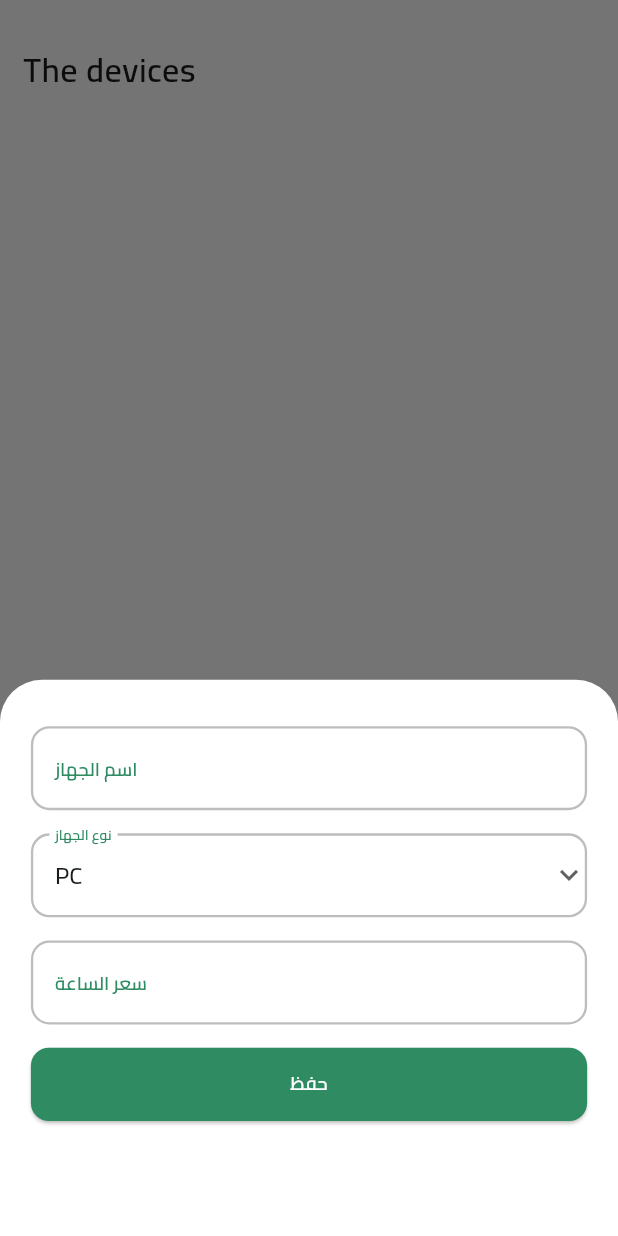
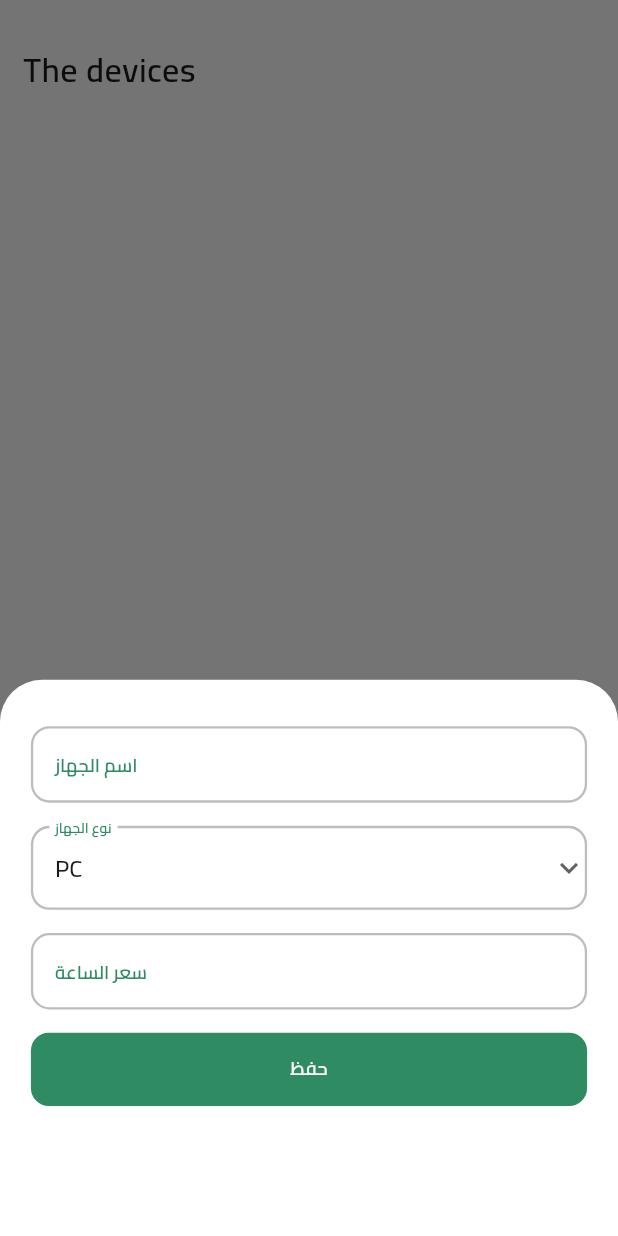
Before and after one commit to Halakadour/game_room_app, a Flutter app: the screen it shows after launch, after a tap on the "add" icon, on a phone screen of 412 x 824 dp. Run offline on Flutter 3.47's test engine with Material 3 defaults, Android fonts, the phone set to English and light mode, and no system bars; our stand-ins replace bloc, dartz, easy_localization, flutter_bloc, flutter_local_notifications, flutter_screenutil and 3 more; accounts and stored records are empty; statements that could not run were skipped.

```diff
--- a/lib/core/widgets/custom_float_action_button.dart
+++ b/lib/core/widgets/custom_float_action_button.dart
@@ -100,6 +100,10 @@
                 context.read<HomeBloc>().add(GetDevicesListEvent());
                 Navigator.pop(context);
               },
+              name: "حفظ",
+              buttonColor: greenColor,
+              borderColor: Colors.transparent,
+              fontColor: Colors.white,
             ),
           ]),
         ),
--- a/lib/core/widgets/custom_text_field.dart
+++ b/lib/core/widgets/custom_text_field.dart
@@ -22,6 +22,8 @@
       padding: EdgeInsets.only(bottom: 15.sp),
       child: TextFormField(
         initialValue: initialValue,
+        style: TextStyle(
+            color: grayColor, fontSize: 12.sp, fontWeight: FontWeight.w600),
         enabled: enabled ?? true,
         validator: validator,
         controller: controller,
@@ -31,6 +33,12 @@
                 color: greenColor,
                 fontSize: 12.sp,
                 fontWeight: FontWeight.w600),
+            border: OutlineInputBorder(
+                borderSide: BorderSide(
+                  color: Colors.grey.shade400,
+                  width: 1.5.sp,
+                ),
+                borderRadius: BorderRadius.circular(12.r)),
             enabledBorder: OutlineInputBorder(
                 borderSide:
                     BorderSide(color: Colors.grey.shade400, width: 1.5.sp),
--- a/lib/features/home/presentation/widgets/custom_elevated_button.dart
+++ b/lib/features/home/presentation/widgets/custom_elevated_button.dart
@@ -1,26 +1,35 @@
 import 'package:flutter/material.dart';
 import 'package:flutter_screenutil/flutter_screenutil.dart';
-import 'package:games_manager/config/theme/app_colors.dart';
 
 class CustomElevatedButton extends StatelessWidget {
-  const CustomElevatedButton({super.key, required this.onPressed});
+  const CustomElevatedButton(
+      {super.key,
+      this.onPressed,
+      required this.name,
+      required this.buttonColor,
+      required this.borderColor,
+      required this.fontColor});
   final void Function()? onPressed;
+  final String name;
+  final Color buttonColor;
+  final Color borderColor;
+  final Color fontColor;
   @override
   Widget build(BuildContext context) {
     return ElevatedButton(
         onPressed: onPressed,
         style: ElevatedButton.styleFrom(
-            backgroundColor: greenColor,
+            elevation: 0,
+            backgroundColor: buttonColor,
             padding: EdgeInsets.symmetric(vertical: 15.sp, horizontal: 20.sp),
             shape: RoundedRectangleBorder(
+                side: BorderSide(color: borderColor, width: 1.sp),
                 borderRadius: BorderRadius.circular(12))),
         child: Center(
           child: Text(
-            "حفظ",
+            name,
             style: TextStyle(
-                color: Colors.white,
-                fontSize: 12.sp,
-                fontWeight: FontWeight.w600),
+                color: fontColor, fontSize: 12.sp, fontWeight: FontWeight.w600),
           ),
         ));
   }
```
Also changed, not shown: lib/features/home/data/datasources/home_local_datasource.dart (+6 -8 lines), lib/features/home/presentation/widgets/close_reservation_dialog.dart (added, +67 -0 lines), lib/features/home/presentation/widgets/device_card.dart (+79 -12 lines).
